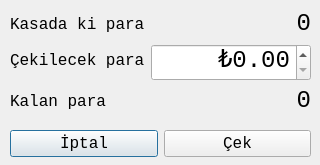
First picture: the form in paracekdialogform.ui, repository mamoo81/bhss, before the edit.
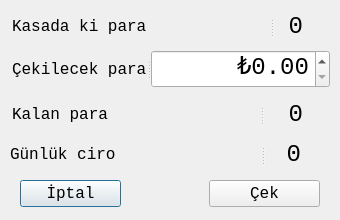
Second picture: the form after the edit. Icons and pictures are not drawn.

The edit to the form file:
```diff
--- a/paracekdialogform.ui
+++ b/paracekdialogform.ui
@@ -6,20 +6,20 @@
    <rect>
     <x>0</x>
     <y>0</y>
-    <width>320</width>
-    <height>165</height>
+    <width>340</width>
+    <height>220</height>
    </rect>
   </property>
   <property name="minimumSize">
    <size>
-    <width>320</width>
-    <height>165</height>
+    <width>340</width>
+    <height>220</height>
    </size>
   </property>
   <property name="maximumSize">
    <size>
-    <width>320</width>
-    <height>165</height>
+    <width>340</width>
+    <height>220</height>
    </size>
   </property>
   <property name="font">
@@ -31,27 +31,58 @@
   <property name="windowTitle">
    <string>Kasadan Para Çek</string>
   </property>
-  <widget class="QWidget" name="">
+  <widget class="QPushButton" name="IptalpushButton">
+   <property name="geometry">
+    <rect>
+     <x>20</x>
+     <y>180</y>
+     <width>101</width>
+     <height>27</height>
+    </rect>
+   </property>
+   <property name="text">
+    <string>İptal</string>
+   </property>
+   <property name="icon">
+    <iconset resource="images.qrc">
+     <normaloff>:/images/ui/remove.png</normaloff>:/images/ui/remove.png</iconset>
+   </property>
+  </widget>
+  <widget class="QPushButton" name="CekpushButton">
+   <property name="geometry">
+    <rect>
+     <x>209</x>
+     <y>180</y>
+     <width>111</width>
+     <height>27</height>
+    </rect>
+   </property>
+   <property name="text">
+    <string>Çek</string>
+   </property>
+   <property name="icon">
+    <iconset resource="images.qrc">
+     <normaloff>:/images/ui/check.png</normaloff>:/images/ui/check.png</iconset>
+   </property>
+  </widget>
+  <widget class="QSplitter" name="splitter">
    <property name="geometry">
     <rect>
      <x>10</x>
-     <y>10</y>
-     <width>301</width>
-     <height>147</height>
+     <y>140</y>
+     <width>291</width>
+     <height>29</height>
     </rect>
    </property>
-   <layout class="QVBoxLayout" name="verticalLayout">
-    <item>
-     <layout class="QFormLayout" name="formLayout">
-      <item row="0" column="0">
-       <widget class="QLabel" name="label">
+   <property name="orientation">
+    <enum>Qt::Horizontal</enum>
+   </property>
+   <widget class="QLabel" name="label_5">
         <property name="text">
-         <string>Kasada ki para</string>
-        </property>
-       </widget>
-      </item>
-      <item row="0" column="1">
-       <widget class="QLabel" name="KasadakiParalabel">
+     <string>Günlük ciro</string>
+    </property>
+   </widget>
+   <widget class="QLabel" name="CiroLabel">
         <property name="font">
          <font>
           <family>Monospace</family>
@@ -65,22 +96,24 @@
          <set>Qt::AlignRight|Qt::AlignTrailing|Qt::AlignVCenter</set>
         </property>
        </widget>
-      </item>
-      <item row="1" column="0">
-       <widget class="QLabel" name="label_3">
-        <property name="text">
-         <string>Çekilecek para</string>
-        </property>
-       </widget>
-      </item>
-      <item row="2" column="0">
+  </widget>
+  <widget class="QSplitter" name="splitter_2">
+   <property name="geometry">
+    <rect>
+     <x>12</x>
+     <y>100</y>
+     <width>291</width>
+     <height>29</height>
+    </rect>
+   </property>
+   <property name="orientation">
+    <enum>Qt::Horizontal</enum>
+   </property>
        <widget class="QLabel" name="label_4">
         <property name="text">
          <string>Kalan para</string>
         </property>
        </widget>
-      </item>
-      <item row="2" column="1">
        <widget class="QLabel" name="kalanParaLabel">
         <property name="font">
          <font>
@@ -95,8 +128,24 @@
          <set>Qt::AlignRight|Qt::AlignTrailing|Qt::AlignVCenter</set>
         </property>
        </widget>
-      </item>
-      <item row="1" column="1">
+  </widget>
+  <widget class="QSplitter" name="splitter_3">
+   <property name="geometry">
+    <rect>
+     <x>12</x>
+     <y>50</y>
+     <width>318</width>
+     <height>38</height>
+    </rect>
+   </property>
+   <property name="orientation">
+    <enum>Qt::Horizontal</enum>
+   </property>
+   <widget class="QLabel" name="label_3">
+    <property name="text">
+     <string>Çekilecek para</string>
+    </property>
+   </widget>
        <widget class="QDoubleSpinBox" name="doubleSpinBox">
         <property name="font">
          <font>
@@ -123,36 +172,38 @@
          <double>0.000000000000000</double>
         </property>
        </widget>
-      </item>
-     </layout>
-    </item>
-    <item>
-     <layout class="QHBoxLayout" name="horizontalLayout">
-      <item>
-       <widget class="QPushButton" name="IptalpushButton">
-        <property name="text">
-         <string>İptal</string>
-        </property>
-        <property name="icon">
-         <iconset resource="images.qrc">
-          <normaloff>:/images/ui/remove.png</normaloff>:/images/ui/remove.png</iconset>
-        </property>
-       </widget>
-      </item>
-      <item>
-       <widget class="QPushButton" name="CekpushButton">
+  </widget>
+  <widget class="QSplitter" name="splitter_4">
+   <property name="geometry">
+    <rect>
+     <x>12</x>
+     <y>12</y>
+     <width>291</width>
+     <height>29</height>
+    </rect>
+   </property>
+   <property name="orientation">
+    <enum>Qt::Horizontal</enum>
+   </property>
+   <widget class="QLabel" name="label">
+    <property name="text">
+     <string>Kasada ki para</string>
+    </property>
+   </widget>
+   <widget class="QLabel" name="KasadakiParalabel">
+    <property name="font">
+     <font>
+      <family>Monospace</family>
+      <pointsize>18</pointsize>
+     </font>
+    </property>
         <property name="text">
-         <string>Çek</string>
-        </property>
-        <property name="icon">
-         <iconset resource="images.qrc">
-          <normaloff>:/images/ui/check.png</normaloff>:/images/ui/check.png</iconset>
-        </property>
-       </widget>
-      </item>
-     </layout>
-    </item>
-   </layout>
+     <string>0</string>
+    </property>
+    <property name="alignment">
+     <set>Qt::AlignRight|Qt::AlignTrailing|Qt::AlignVCenter</set>
+    </property>
+   </widget>
   </widget>
  </widget>
  <tabstops>
```
Lines whose indentation alone changed are shown as unchanged.
